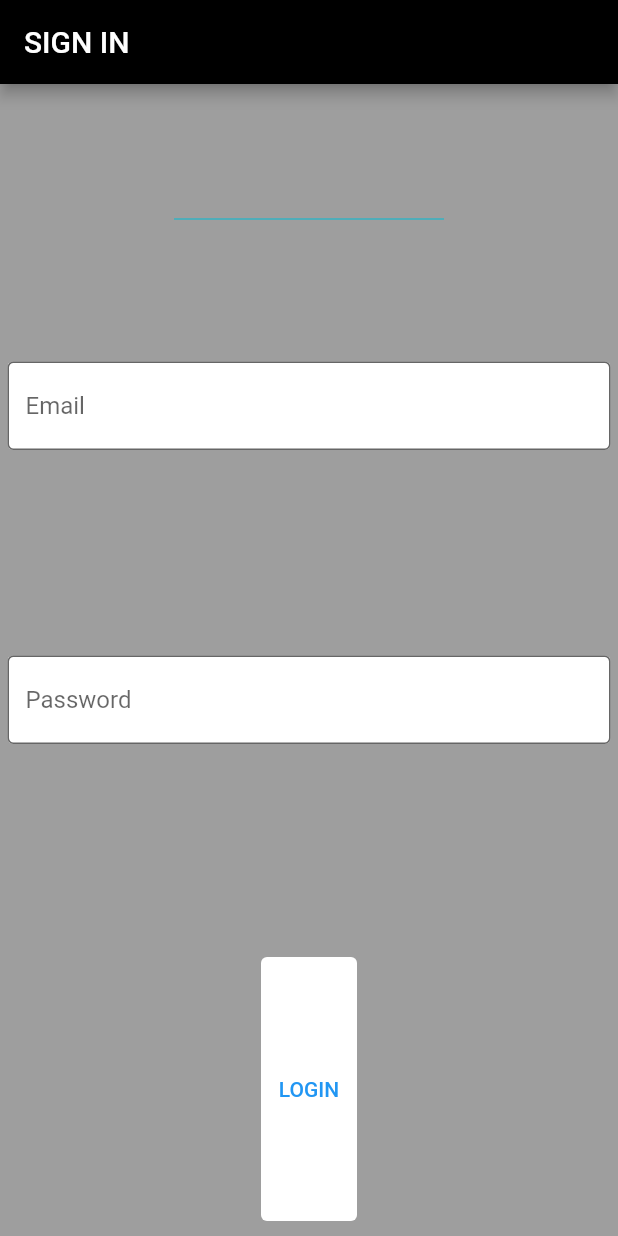
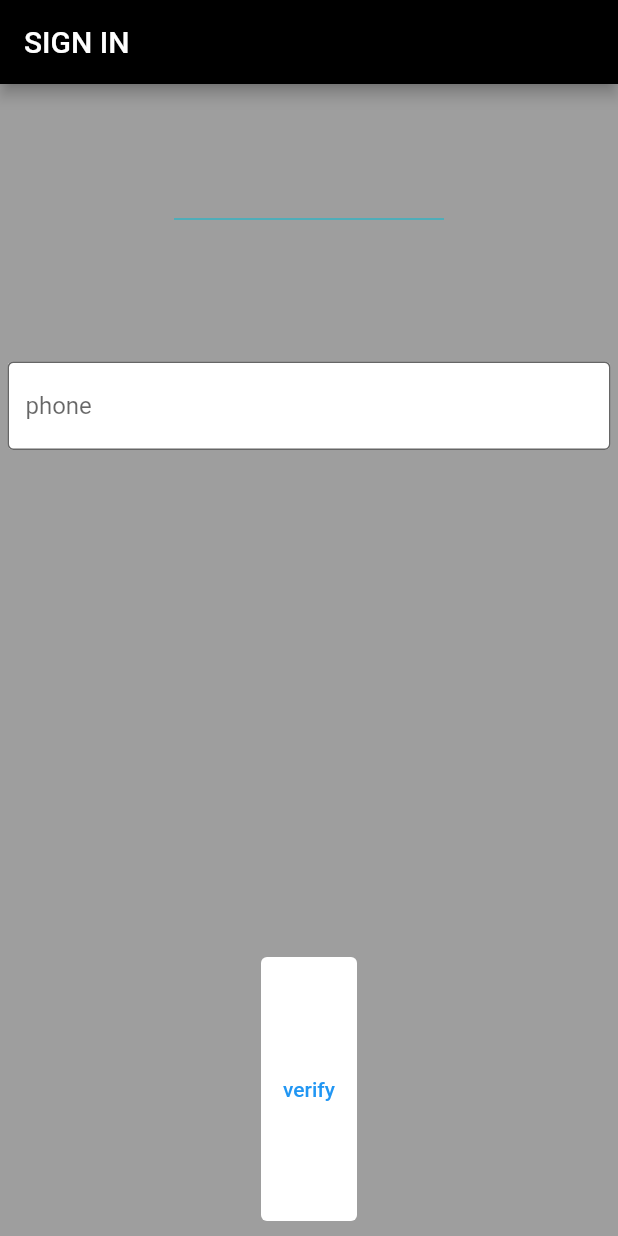
Before and after one commit to noushinizar/firebase, a Flutter app: the screen it shows after launch, on a phone screen of 412 x 824 dp. Run offline on Flutter 3.47's test engine with Material 2 defaults, Android fonts, the phone set to English and light mode, and no system bars; our stand-ins replace firebase_auth, firebase_core; accounts and stored records are empty.

Commit message:
Update sign_in.dart

```diff
--- a/lib/sign_in.dart
+++ b/lib/sign_in.dart
@@ -13,11 +13,13 @@ class signin extends StatefulWidget {
 }
 
 class _signinState extends State<signin> {
-  final TextEditingController emailcontroler = TextEditingController();
-  final TextEditingController passwordcontroler = TextEditingController();
-  late bool _sucess;
-  late String _userEmail;
-
+  final TextEditingController phonecontroler = TextEditingController();
+  final TextEditingController otpcontroler = TextEditingController();
+  String verificationIdReceived="";
+  bool otpVisible=false;
+  /*late bool _sucess;
+  late String _userEmail;*/
+/*
     void _register() async {
     final User? user = (
         await _auth.signInWithEmailAndPassword(email: emailcontroler.text, password: passwordcontroler.text)
@@ -37,7 +39,7 @@ class _signinState extends State<signin> {
         _sucess = false;
       });
     }
-  }
+  }*/
   @override
   Widget build(BuildContext context) {
     return MaterialApp(
@@ -62,11 +64,11 @@ class _signinState extends State<signin> {
           Expanded(
           child:Padding(padding: EdgeInsets.all(5),
           child: TextField(
-            controller: emailcontroler,
+            controller: phonecontroler,
             keyboardType: TextInputType.text,
             decoration: InputDecoration(
               border: OutlineInputBorder(),
-              hintText: 'Email',
+              hintText: 'phone',
               fillColor: Colors.white,
               filled: true,
             ),
@@ -75,25 +77,27 @@ class _signinState extends State<signin> {
 
     Expanded(
         child:Padding(padding: EdgeInsets.all(5),
+          child: Visibility(
+            visible: false,
         child: TextField(
-          controller: passwordcontroler,
+          controller: otpcontroler,
              keyboardType: TextInputType.text,
               decoration: InputDecoration(
                border: OutlineInputBorder(),
-               hintText: 'Password',
+               hintText: 'otp code',
                 fillColor: Colors.white,
              filled: true,
            ) ,
-        ),),
+        ),),),
      ) ,
                 Expanded(
                   child:Padding(padding: EdgeInsets.all(10.0),
                       child: TextButton(style: ButtonStyle(
                           backgroundColor: MaterialStateProperty.all(Colors.white),
                       ), onPressed: (){
-                        _register();
+                        verifynumber();
                       },
-                          child: Text('LOGIN',))),),
+                          child: Text(otpVisible? "LOGIN" : "verify",))),),
 
        ],
             ),
@@ -103,4 +107,25 @@ class _signinState extends State<signin> {
 
     );
   }
+  void verifynumber(){
+    _auth.verifyPhoneNumber(phoneNumber: phonecontroler.text,
+        verificationCompleted: (PhoneAuthCredential credential){
+          _auth.signInWithCredential(credential).then((value){
+            print("you are logged in successfully");
+          });
+        },
+        verificationFailed: (FirebaseAuthException exception){
+          print(exception.message);
+        },
+        codeSent: (String verificationId,int? resendToken){
+          verificationIdReceived = verificationId;
+          otpVisible=true;
+          setState(() {
+
+          });
+        },
+        codeAutoRetrievalTimeout: (String verificationId){
+
+        });
+  }
 }
```
